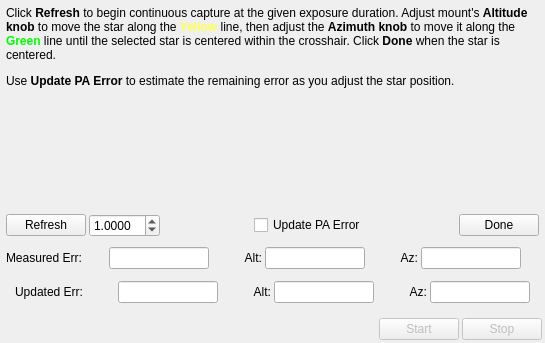
Above: kstars/ekos/align/polaralignmentassistant.ui from KDE/kstars before the change. Below: the same form after it.
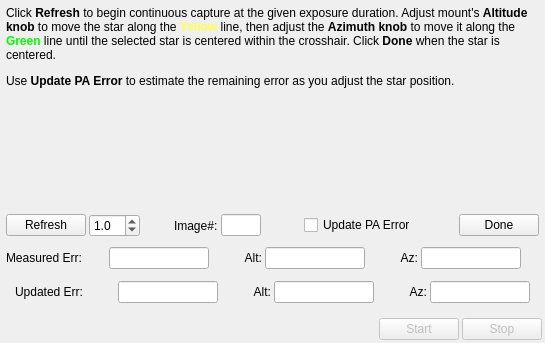
That is the form after the change. The open tabs and pages were chosen to show the change.

Commit message: PolarAlign: Add image number display in refresh phase.

Diff of the .ui file:
```diff
--- a/kstars/ekos/align/polaralignmentassistant.ui
+++ b/kstars/ekos/align/polaralignmentassistant.ui
@@ -555,10 +555,10 @@
             <string>Exposure duration in seconds during refresh phase</string>
            </property>
            <property name="decimals">
-            <number>4</number>
+            <number>1</number>
            </property>
            <property name="minimum">
-            <double>0.000100000000000</double>
+            <double>0.000000000000000</double>
            </property>
            <property name="maximum">
             <double>30.000000000000000</double>
@@ -570,6 +570,54 @@
          </item>
          <item>
           <spacer name="horizontalSpacer_7">
+           <property name="orientation">
+            <enum>Qt::Horizontal</enum>
+           </property>
+           <property name="sizeHint" stdset="0">
+            <size>
+             <width>20</width>
+             <height>20</height>
+            </size>
+           </property>
+          </spacer>
+         </item>
+         <item>
+          <widget class="QLabel" name="iteratonLabel">
+           <property name="enabled">
+            <bool>true</bool>
+           </property>
+           <property name="text">
+            <string>Image#:</string>
+           </property>
+          </widget>
+         </item>
+         <item>
+          <widget class="QLineEdit" name="PAHIteration">
+           <property name="minimumSize">
+            <size>
+             <width>40</width>
+             <height>0</height>
+            </size>
+           </property>
+           <property name="maximumSize">
+            <size>
+             <width>40</width>
+             <height>16777215</height>
+            </size>
+           </property>
+           <property name="toolTip">
+            <string>Refresh iteration number.</string>
+           </property>
+           <property name="alignment">
+            <set>Qt::AlignCenter</set>
+           </property>
+           <property name="readOnly">
+            <bool>true</bool>
+           </property>
+          </widget>
+         </item>
+         <item>
+          <spacer name="horizontalSpacer_7c">
            <property name="orientation">
             <enum>Qt::Horizontal</enum>
            </property>
```
The commit also changes 2 other files.
